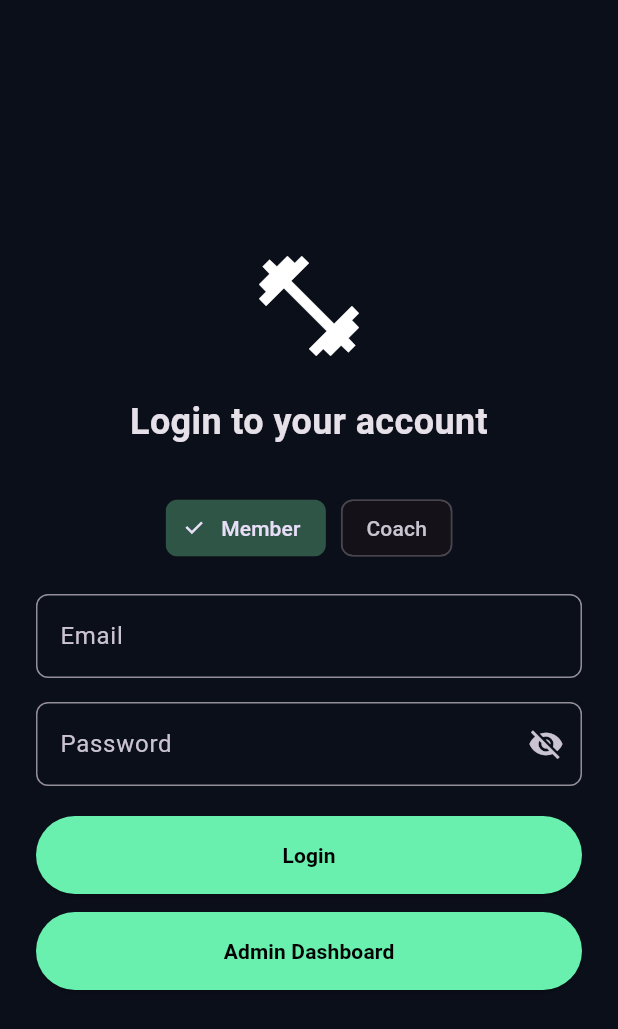
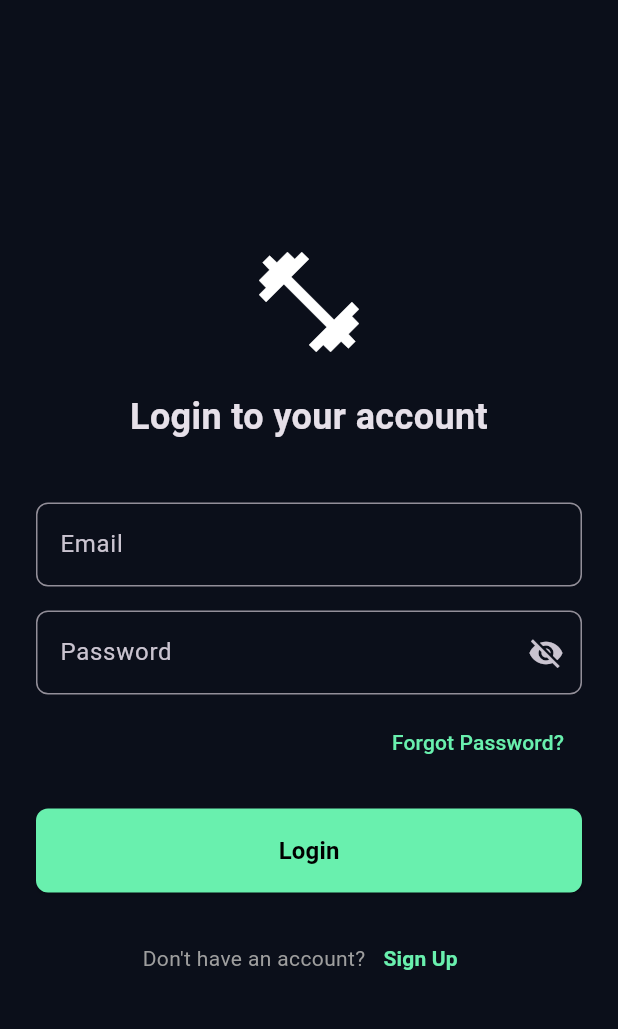
Before and after one commit to Raghad-Tayeh/evolve_gym, a Flutter app: the screen it shows after launch, on a phone screen of 412 x 824 dp. Shown: the top 1029 px of the screen. Run offline on Flutter 3.47's test engine with Material 3 defaults, Android fonts, the phone set to English and light mode, and no system bars; our stand-ins replace supabase_flutter; accounts and stored records are empty.

Commit message:
DB and authentication changes - finished login, midway working through classes.

```diff
--- a/lib/main.dart
+++ b/lib/main.dart
@@ -1,8 +1,11 @@
 import 'package:evolve_gym/appcolors.dart';
 import 'package:flutter/material.dart';
 import 'screens/login_screen.dart';
+import 'services/supabase_service.dart';
 
-void main() {
+Future<void> main() async {
+  WidgetsFlutterBinding.ensureInitialized();
+  await SupabaseService.initialize();
   runApp(const EvolveGymApp());
 }
 
--- a/lib/screens/class_details_screen.dart
+++ b/lib/screens/class_details_screen.dart
@@ -2,6 +2,7 @@ import 'package:flutter/material.dart';
 import 'coach_details_screen.dart';
 
 class ClassDetailsScreen extends StatelessWidget {
+  final String classId;
   final String title;
   final String tag;
   final String duration;
@@ -9,6 +10,7 @@ class ClassDetailsScreen extends StatelessWidget {
 
   const ClassDetailsScreen({
     super.key,
+    required this.classId,
     required this.title,
     required this.tag,
     required this.duration,
--- a/lib/screens/login_screen.dart
+++ b/lib/screens/login_screen.dart
@@ -1,7 +1,6 @@
-import 'package:evolve_gym/screens/admin/admin_dashboard.dart';
-import 'package:evolve_gym/widgets/member_screen_sidebar.dart';
 import 'package:flutter/material.dart';
-import 'coach/coach_dashboard_screen.dart';
+import 'package:evolve_gym/services/supabase_service.dart'; // Your new service
+import 'package:evolve_gym/services/auth_gate.dart'; // The router we built
 
 class LoginScreen extends StatefulWidget {
   const LoginScreen({super.key});
@@ -11,7 +10,56 @@ class LoginScreen extends StatefulWidget {
 }
 
 class _LoginScreenState extends State<LoginScreen> {
-  bool isCoach = false;
+  // 1. Add controllers to read the text fields
+  final TextEditingController _emailController = TextEditingController();
+  final TextEditingController _passwordController = TextEditingController();
+
+  // 2. Add a loading state to prevent double-clicks
+  bool _isLoading = false;
+
+  // 3. The actual login function
+  Future<void> _handleLogin() async {
+    // Basic validation
+    if (_emailController.text.isEmpty || _passwordController.text.isEmpty) {
+      ScaffoldMessenger.of(context).showSnackBar(
+        const SnackBar(content: Text("Please fill in both fields"), backgroundColor: Colors.orangeAccent),
+      );
+      return;
+    }
+
+    setState(() => _isLoading = true);
+
+    // Call your Supabase Service
+    final success = await SupabaseService.loginUser(
+      _emailController.text.trim(),
+      _passwordController.text.trim(),
+    );
+
+    // Check if the widget is still on screen before navigating
+    if (mounted) {
+      setState(() => _isLoading = false);
+
+      if (success) {
+        // Successful Login! Let the AuthGate decide which dashboard they see.
+        Navigator.pushReplacement(
+          context,
+          MaterialPageRoute(builder: (context) => const AuthGate()),
+        );
+      } else {
+        // Failed Login
+        ScaffoldMessenger.of(context).showSnackBar(
+          const SnackBar(content: Text("Invalid email or password"), backgroundColor: Colors.redAccent),
+        );
+      }
+    }
+  }
+
+  @override
+  void dispose() {
+    _emailController.dispose();
+    _passwordController.dispose();
+    super.dispose();
+  }
 
   @override
   Widget build(BuildContext context) {
@@ -29,31 +77,10 @@ class _LoginScreenState extends State<LoginScreen> {
               textAlign: TextAlign.center,
               style: TextStyle(fontSize: 24, fontWeight: FontWeight.bold),
             ),
-            const SizedBox(height: 30),
-            Row(
-              mainAxisAlignment: MainAxisAlignment.center,
-              children: [
-                ChoiceChip(
-                  label: const Text("Member"),
-                  selected: !isCoach,
-                  onSelected: (val) => setState(() => isCoach = false),
-                  selectedColor: Colors.greenAccent.withValues(
-                    alpha: 0.3,
-                  ), // FIXED
-                ),
-                const SizedBox(width: 10),
-                ChoiceChip(
-                  label: const Text("Coach"),
-                  selected: isCoach,
-                  onSelected: (val) => setState(() => isCoach = true),
-                  selectedColor: Colors.greenAccent.withValues(
-                    alpha: 0.3,
-                  ), // FIXED
-                ),
-              ],
-            ),
-            const SizedBox(height: 20),
+            const SizedBox(height: 40),
             TextField(
+              controller: _emailController, // Attached controller
+              keyboardType: TextInputType.emailAddress,
               decoration: InputDecoration(
                 labelText: "Email",
                 border: OutlineInputBorder(
@@ -63,6 +90,7 @@ class _LoginScreenState extends State<LoginScreen> {
             ),
             const SizedBox(height: 16),
             TextField(
+              controller: _passwordController, // Attached controller
               obscureText: true,
               decoration: InputDecoration(
                 labelText: "Password",
@@ -72,62 +100,54 @@ class _LoginScreenState extends State<LoginScreen> {
                 suffixIcon: const Icon(Icons.visibility_off),
               ),
             ),
+            const SizedBox(height: 8),
+            // Forgot Password Button
+            Align(
+              alignment: Alignment.centerRight,
+              child: TextButton(
+                onPressed: () {
+                  // Navigate to your Forgot Password screen here
+                },
+                child: const Text(
+                  "Forgot Password?",
+                  style: TextStyle(color: Colors.greenAccent),
+                ),
+              ),
+            ),
             const SizedBox(height: 20),
-            ElevatedButton(
+            SizedBox(
+              height: 56, // Fixed height so it doesn't shrink when loading
+              child: ElevatedButton(
                 style: ElevatedButton.styleFrom(
                   backgroundColor: Colors.greenAccent,
                   foregroundColor: Colors.black,
-                padding: const EdgeInsets.symmetric(vertical: 16),
-              ),
-              onPressed: () {
-                if (isCoach) {
-                  // Navigate to coach dashboard
-                  Navigator.pushReplacement(
-                    context,
-                    MaterialPageRoute(
-                      builder: (context) => CoachDashboardScreen(
-                        isCoach: isCoach,
-                      ), //DashboardScreen(isCoach: isCoach),
-                    ),
-                  );
-                } else {
-                  // Navigate to member dashboard
-                  Navigator.pushReplacement(
-                    context,
-                    MaterialPageRoute(
-                      builder: (context) =>
-                          MemberScreenSidebar(), //DashboardScreen(isCoach: isCoach),
-                    ),
-                  );
-                }
-              },
-              child: const Text(
-                "Login",
-                style: TextStyle(fontWeight: FontWeight.bold),
+                  shape: RoundedRectangleBorder(
+                    borderRadius: BorderRadius.circular(8),
                   ),
                 ),
-            SizedBox(height: 12),
-            ElevatedButton(
-              style: ElevatedButton.styleFrom(
-                backgroundColor: Colors.greenAccent,
-                foregroundColor: Colors.black,
-                padding: const EdgeInsets.symmetric(vertical: 16),
+                onPressed: _isLoading ? null : _handleLogin, // Disable if loading
+                child: _isLoading
+                    ? const CircularProgressIndicator(color: Colors.black) // Show spinner
+                    : const Text(
+                        "Login",
+                        style: TextStyle(fontWeight: FontWeight.bold, fontSize: 16),
                       ),
-              child: Text(
-                "Admin Dashboard",
-                style: TextStyle(fontWeight: FontWeight.bold),
               ),
+            ),
+            const SizedBox(height: 20),
+            // Optional: Sign Up Routing
+            Row(
+              mainAxisAlignment: MainAxisAlignment.center,
+              children: [
+                const Text("Don't have an account?", style: TextStyle(color: Colors.grey)),
+                TextButton(
                   onPressed: () {
-                // Navigate to admin dashboard
-                Navigator.pushReplacement(
-                  context,
-                  MaterialPageRoute(
-                    builder: (context) =>
-                        AdminDashboardScreen(), //AdminDashboard(),
+                    // Navigate to Sign Up Screen
+                  },
+                  child: const Text("Sign Up", style: TextStyle(color: Colors.greenAccent, fontWeight: FontWeight.bold)),
                 ),
-                );
-              },
-            ),
+              ],
+            )
           ],
         ),
       ),
--- a/pubspec.yaml
+++ b/pubspec.yaml
@@ -35,6 +35,7 @@ dependencies:
   # The following adds the Cupertino Icons font to your application.
   # Use with the CupertinoIcons class for iOS style icons.
   cupertino_icons: ^1.0.8
+  supabase_flutter: ^2.12.4
 
 dev_dependencies:
   flutter_test:
```
Also changed, not shown: lib/screens/add_class_screen.dart (+40 -27 lines), lib/screens/classes_screen.dart (+54 -55 lines), lib/services/auth_gate.dart (added, +63 -0 lines), lib/services/supabase_service.dart (added, +168 -0 lines), pubspec.lock, 5 other files. Lines whose indentation alone changed are shown as unchanged.
